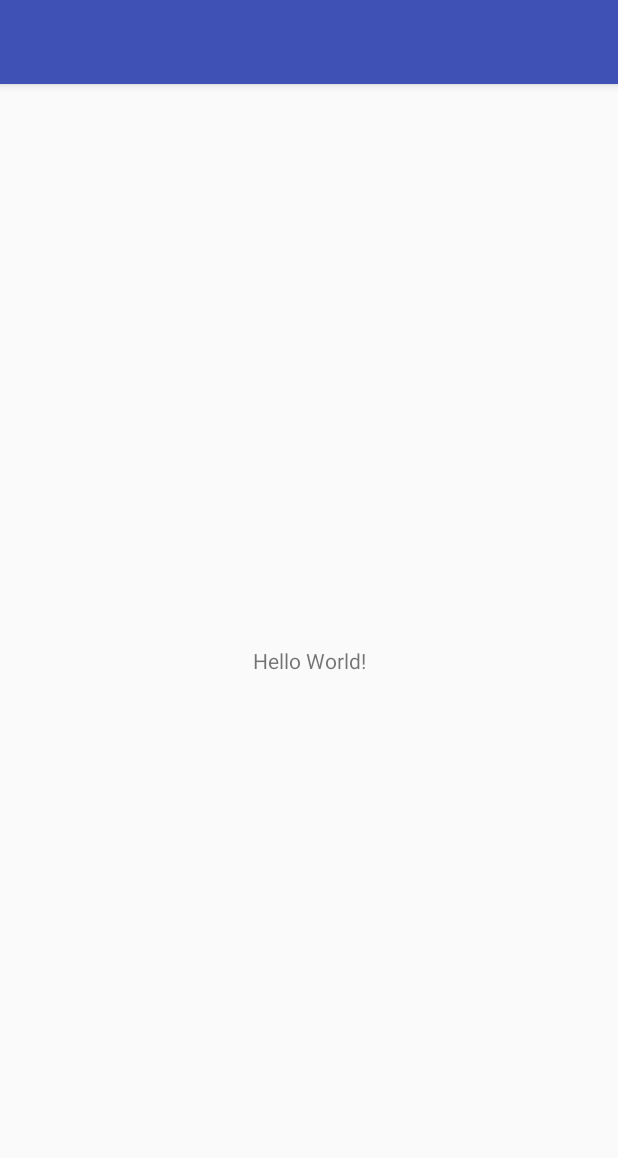
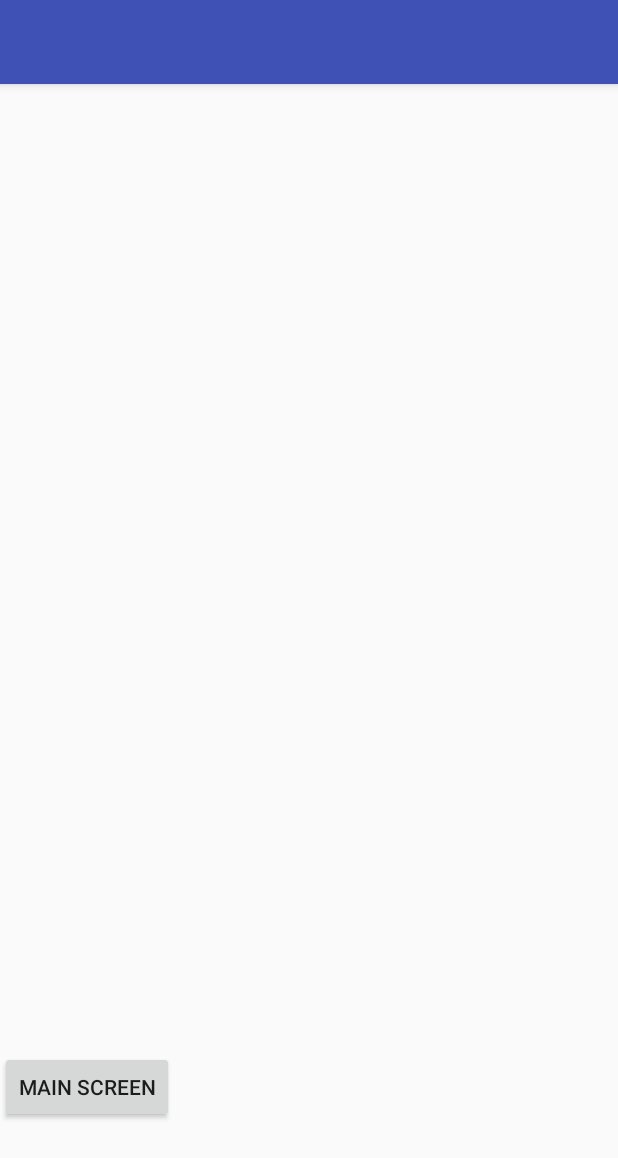
Before and after one commit to JazSingh05/Sherlock, an Android app: the screen it shows after launch (MainActivity before the commit, SplashScreen after it), on a phone screen of 412 x 824 dp. Shown: the top 1158 px of the screen. Run offline under Robolectric (Android 15) with nearby library versions, the phone set to English and light mode, and no system bars.

Commit message:
Issue: #1

```diff
--- a/app/src/main/AndroidManifest.xml
+++ b/app/src/main/AndroidManifest.xml
@@ -9,13 +9,16 @@
         android:roundIcon="@mipmap/ic_launcher_round"
         android:supportsRtl="true"
         android:theme="@style/AppTheme">
-        <activity android:name=".MainActivity">
+
+        <activity android:name=".SplashScreen">
             <intent-filter>
                 <action android:name="android.intent.action.MAIN" />
 
                 <category android:name="android.intent.category.LAUNCHER" />
             </intent-filter>
         </activity>
+
+        <activity android:name=".MainActivity"/>
     </application>
 
 </manifest>
--- /dev/null
+++ b/app/src/main/java/com/example/android/sherlock/SplashScreen.java
@@ -0,0 +1,67 @@
+package com.example.android.sherlock;
+
+import android.content.Intent;
+import android.support.v7.app.AppCompatActivity;
+import android.os.Bundle;
+import android.view.View;
+import android.view.animation.AccelerateDecelerateInterpolator;
+import android.view.animation.Animation;
+import android.view.animation.RotateAnimation;
+import android.widget.ImageView;
+
+import com.example.android.sherlock.MainActivity;
+import com.example.android.sherlock.R;
+
+public class SplashScreen extends AppCompatActivity {
+    //This is how you bind a view in XML to a global var in the class
+    ImageView splashImage;
+
+    private RotateAnimation rotate;
+    //These methods should be implemented or at least stubbed out and call super in every activity
+    @Override
+    protected void onCreate(Bundle savedInstanceState) {
+        super.onCreate(savedInstanceState);
+        setContentView(R.layout.activity_splash);
+        /*rotate = new RotateAnimation(0, 1440, Animation.RELATIVE_TO_SELF, .5f, Animation.RELATIVE_TO_SELF, .5f);
+        rotate.setDuration(1500);
+        rotate.setInterpolator(new AccelerateDecelerateInterpolator());
+        rotate.setRepeatMode(Animation.RESTART);
+        rotate.setRepeatCount(Animation.INFINITE);
+    */}
+
+    @Override
+    protected void onStart() {
+        super.onStart();
+        //make sure you alwasy call this function in onStart, not before, not after
+
+    }
+
+    @Override
+    protected void onResume() {
+        super.onResume();
+       // splashImage.startAnimation(rotate);
+    }
+
+
+    @Override
+    protected void onPause() {
+        super.onPause();
+    }
+
+    @Override
+    protected void onStop() {
+        super.onStop();
+    }
+
+    @Override
+    protected void onDestroy() {
+        super.onDestroy();
+    }
+
+    public void mainScreen(View view){
+        Intent intent = new Intent(this, MainActivity.class);
+        startActivity(intent);
+    }
+
+
+}
--- a/app/src/main/res/layout/activity_main.xml
+++ b/app/src/main/res/layout/activity_main.xml
@@ -1,5 +1,6 @@
 <?xml version="1.0" encoding="utf-8"?>
-<android.support.constraint.ConstraintLayout xmlns:android="http://schemas.android.com/apk/res/android"
+<android.support.constraint.ConstraintLayout
+    xmlns:android="http://schemas.android.com/apk/res/android"
     xmlns:app="http://schemas.android.com/apk/res-auto"
     xmlns:tools="http://schemas.android.com/tools"
     android:layout_width="match_parent"
--- /dev/null
+++ b/app/src/main/res/layout/activity_splash.xml
@@ -0,0 +1,19 @@
+<?xml version="1.0" encoding="utf-8"?>
+<RelativeLayout xmlns:android="http://schemas.android.com/apk/res/android"
+    xmlns:app="http://schemas.android.com/apk/res-auto"
+    xmlns:tools="http://schemas.android.com/tools"
+    android:layout_width="match_parent"
+    android:layout_height="match_parent">
+
+
+    <Button
+        android:id="@+id/button2"
+        android:layout_width="wrap_content"
+        android:layout_height="wrap_content"
+        android:layout_alignEnd="@+id/splash_image"
+        android:layout_alignParentBottom="true"
+        android:layout_alignRight="@+id/splash_image"
+        android:layout_marginBottom="75dp"
+        android:onClick="mainScreen"
+        android:text="Main Screen" />
+</RelativeLayout>
```
Also changed, not shown: app/src/main/res/drawable-v24/p.png (added).
